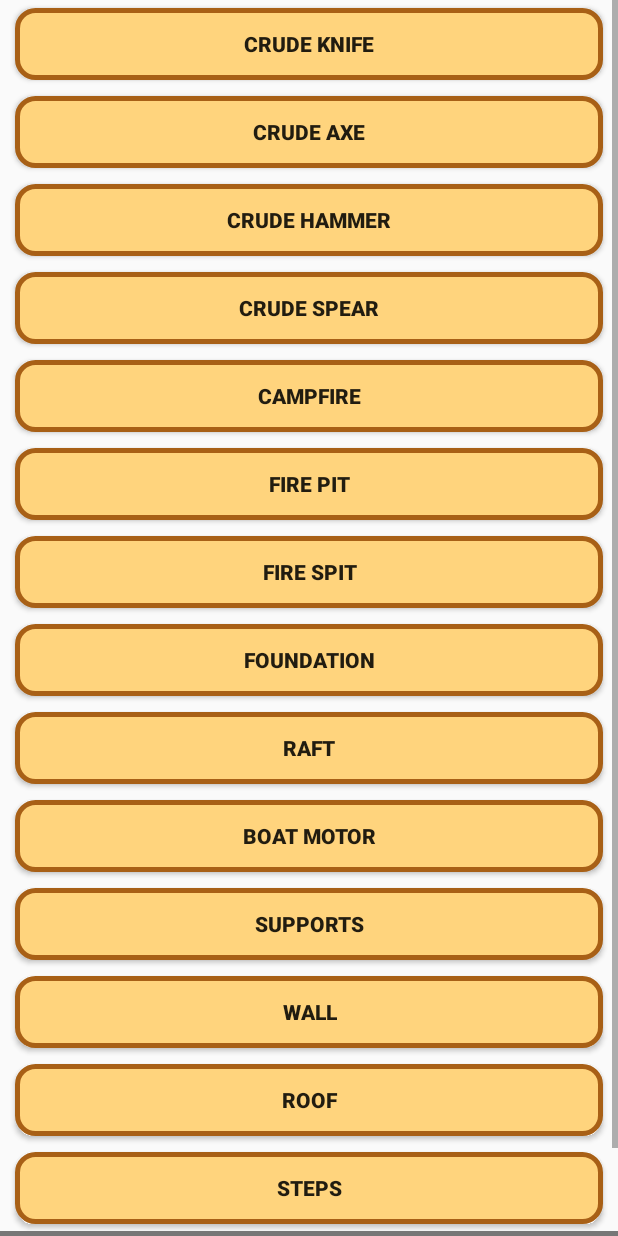
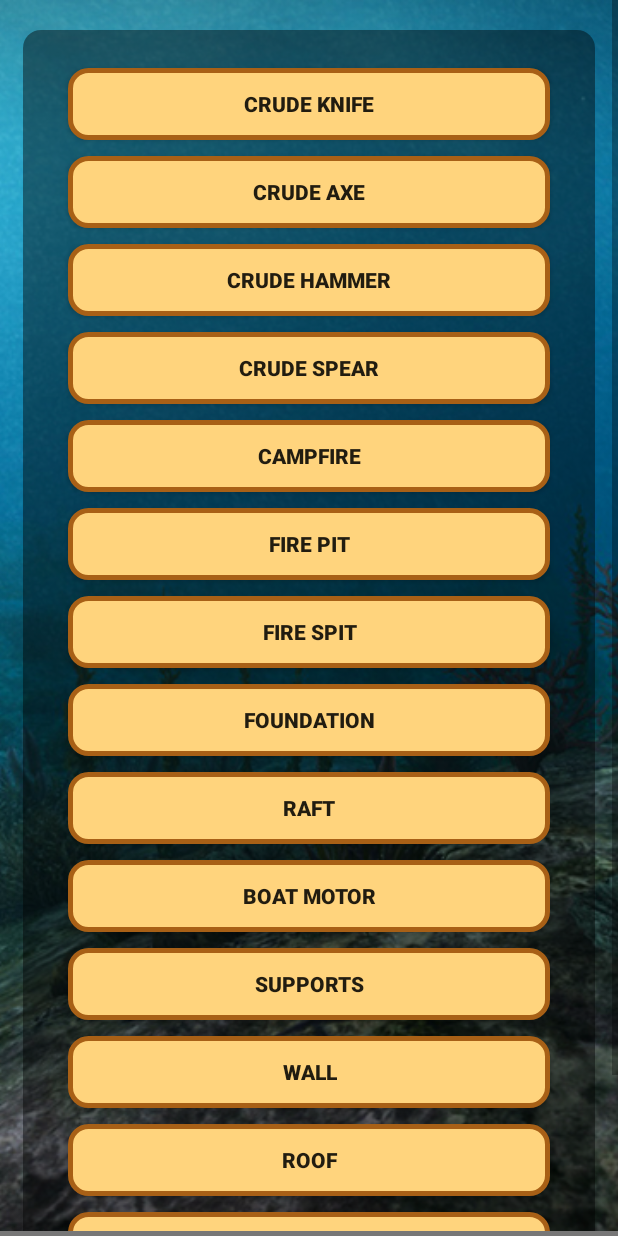
Before and after one commit to eduvm/strandeddeepguide, an Android app: the CraftingList screen opened directly, with no data from a screen before it, on a phone screen of 412 x 824 dp. Run offline under Robolectric (Android 15) with nearby library versions, the light colour scheme and no system bars; our stand-ins replace AdMob.

Commit message:
Alterado layout da Lista de Crafts

```diff
--- a/app/src/main/java/com/example/eduardo/strandeddeepguide/CraftingList.java
+++ b/app/src/main/java/com/example/eduardo/strandeddeepguide/CraftingList.java
@@ -8,6 +8,8 @@
 import android.view.GestureDetector;
 import android.view.MotionEvent;
 import android.view.View;
+import android.view.animation.TranslateAnimation;
+import android.widget.ImageView;
 
 import com.google.android.gms.ads.AdRequest;
 import com.google.android.gms.ads.AdView;
@@ -19,6 +21,9 @@
  * Classe que vai exibir os botões com as opções de crafting_details
  */
 public class CraftingList extends Activity {
+
+    // Declara objeto do layout
+    ImageView ivBola1, ivBola2, ivBola3, ivBola4, ivBola5;
 
     // Define variáveis de controle do gestor de movimentos
     private static final int SWIPE_MIN_DISTANCE = 150;
@@ -44,6 +49,53 @@
 
         // Instância o detector
         mDetector = new GestureDetectorCompat(this, new MyGestureListener());
+
+        ivBola1 = (ImageView) findViewById(R.id.ivBola1);
+        ivBola2 = (ImageView) findViewById(R.id.ivBola2);
+        ivBola3 = (ImageView) findViewById(R.id.ivBola3);
+        ivBola4 = (ImageView) findViewById(R.id.ivBola4);
+        ivBola5 = (ImageView) findViewById(R.id.ivBola5);
+
+        // Anima bola1
+        TranslateAnimation animation = new TranslateAnimation(0.0f, 0.0F, ivBola1.getY(), -6500f);
+        animation.setDuration(13000);
+        animation.setRepeatCount(-1);
+        animation.setRepeatMode(1);
+        animation.setFillAfter(true);
+        ivBola1.startAnimation(animation);
+
+
+        // Anima bola2
+        TranslateAnimation animation2 = new TranslateAnimation(0.0f, 0.0F, ivBola2.getY(), -6500f);
+        animation2.setDuration(13000);
+        animation2.setRepeatCount(-1);
+        animation2.setRepeatMode(1);
+        animation2.setFillAfter(true);
+        ivBola2.startAnimation(animation2);
+
+        // Anima bola3
+        TranslateAnimation animation3 = new TranslateAnimation(0.0f, 0.0F, ivBola3.getY(), -6500f);
+        animation3.setDuration(12000);
+        animation3.setRepeatCount(-1);
+        animation3.setRepeatMode(1);
+        animation3.setFillAfter(true);
+        ivBola3.startAnimation(animation3);
+
+        // Anima bola4
+        TranslateAnimation animation4 = new TranslateAnimation(0.0f, 0.0F, ivBola4.getY(), -6500f);
+        animation4.setDuration(14000);
+        animation4.setRepeatCount(-1);
+        animation4.setRepeatMode(1);
+        animation4.setFillAfter(true);
+        ivBola4.startAnimation(animation4);
+
+        // Anima bola5
+        TranslateAnimation animation5 = new TranslateAnimation(0.0f, 0.0F, ivBola5.getY(), -6500f);
+        animation5.setDuration(15000);
+        animation5.setRepeatCount(-1);
+        animation5.setRepeatMode(1);
+        animation5.setFillAfter(true);
+        ivBola5.startAnimation(animation5);
     }
 
     // Faço override dos métodos de detecção
--- a/app/src/main/res/layout/crafting_list.xml
+++ b/app/src/main/res/layout/crafting_list.xml
@@ -1,20 +1,84 @@
 <?xml version="1.0" encoding="utf-8"?>
-<LinearLayout xmlns:android="http://schemas.android.com/apk/res/android"
+<RelativeLayout xmlns:android="http://schemas.android.com/apk/res/android"
                 xmlns:ads="http://schemas.android.com/apk/res-auto"
                 android:layout_width="fill_parent"
                 android:layout_height="fill_parent"
                 android:orientation="vertical">
 
+    <ImageView
+        android:layout_width="match_parent"
+        android:layout_height="match_parent"
+        android:layout_centerInParent="true"
+        android:scaleType="centerCrop"
+        android:src="@drawable/stranded_bg"/>
+
+    <ImageView
+        android:layout_width="wrap_content"
+        android:layout_height="wrap_content"
+        android:id="@+id/ivBola1"
+        android:src="@drawable/bubble4"
+        android:layout_alignParentBottom="true"
+        android:layout_marginBottom="-200dp"/>
+
+    <ImageView
+        android:layout_width="wrap_content"
+        android:layout_height="wrap_content"
+        android:id="@+id/ivBola2"
+        android:src="@drawable/bubble5"
+        android:layout_alignParentBottom="true"
+        android:layout_marginLeft="120dp"
+        android:layout_marginBottom="-150dp"/>
+
+    <ImageView
+        android:layout_width="wrap_content"
+        android:layout_height="wrap_content"
+        android:id="@+id/ivBola3"
+        android:src="@drawable/bubble4"
+        android:layout_alignParentBottom="true"
+        android:layout_marginLeft="160dp"
+        android:layout_marginBottom="-100dp"/>
+
+    <ImageView
+        android:layout_width="wrap_content"
+        android:layout_height="wrap_content"
+        android:id="@+id/ivBola4"
+        android:src="@drawable/bubble5"
+        android:layout_alignParentBottom="true"
+        android:layout_marginLeft="210dp"
+        android:layout_marginBottom="-250dp"/>
+
+    <ImageView
+        android:layout_width="wrap_content"
+        android:layout_height="wrap_content"
+        android:id="@+id/ivBola5"
+        android:src="@drawable/bubble4"
+        android:layout_alignParentBottom="true"
+        android:layout_marginLeft="300dp"
+        android:layout_marginBottom="-300dp"/>
+
+    <LinearLayout
+
+        android:layout_width="fill_parent"
+        android:layout_height="fill_parent"
+        android:orientation="vertical">
+
         <ScrollView
-        android:layout_width="match_parent"
+            android:layout_width="fill_parent"
             android:layout_height="fill_parent"
-        android:id="@+id/scrollView"
-        android:layout_weight="1.0">
+            android:id="@+id/scrollView3"
+            android:layout_weight="1">
 
             <LinearLayout
                 android:orientation="vertical"
                 android:layout_width="fill_parent"
-            android:layout_height="fill_parent">
+                android:layout_height="wrap_content"
+                android:gravity="center_horizontal"
+                android:padding="20dp"
+                android:layout_marginLeft="15dp"
+                android:layout_marginRight="15dp"
+                android:layout_marginBottom="40dp"
+                android:layout_marginTop="20dp"
+                android:background="@drawable/linearlayout_bg">
 
                 <Button
                     android:layout_width="fill_parent"
@@ -213,7 +277,6 @@
 
             </LinearLayout>
 
-
         </ScrollView>
 
         <LinearLayout
@@ -221,14 +284,18 @@
             android:paddingTop="5px"
             android:layout_width="fill_parent"
             android:layout_height="wrap_content"
-        android:background="#777">
+            android:background="#777"
+            android:layout_weight="0">
 
             <com.google.android.gms.ads.AdView
                 android:id="@+id/adView"
                 android:layout_width="wrap_content"
                 android:layout_height="wrap_content"
                 ads:adSize="SMART_BANNER"
-            ads:adUnitId="@string/banner_ad_unit_id"
-            />
+                ads:adUnitId="@string/banner_ad_unit_id"/>
+
         </LinearLayout>
+
     </LinearLayout>
+
+</RelativeLayout>
```
Lines whose indentation alone changed are shown as unchanged.
